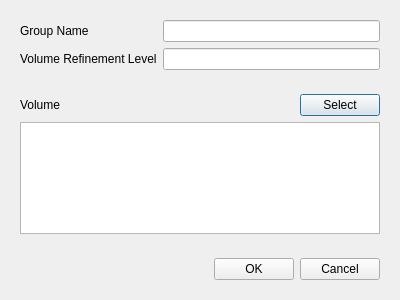
This is baramMesh/view/castellation/volume_refinement_dialog.ui in nextfoam/baram as Qt 5 draws it before an edit. The edited form follows.
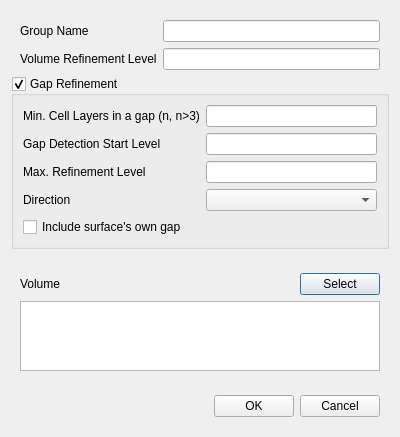
This is the edited form. Custom widgets are drawn as their Qt base class.

Commit message: Issue baram#494 Castellation volume refinemet에 gap refinement 추가

The edit to the form file:
```diff
--- a/baramMesh/view/castellation/volume_refinement_dialog.ui
+++ b/baramMesh/view/castellation/volume_refinement_dialog.ui
@@ -7,7 +7,7 @@
     <x>0</x>
     <y>0</y>
     <width>400</width>
-    <height>300</height>
+    <height>435</height>
    </rect>
   </property>
   <property name="windowTitle">
@@ -43,6 +43,65 @@
      </layout>
     </widget>
    </item>
+   <item>
+    <widget class="QGroupBox" name="gapRefinement">
+     <property name="title">
+      <string>Gap Refinement</string>
+     </property>
+     <property name="checkable">
+      <bool>true</bool>
+     </property>
+     <layout class="QFormLayout" name="formLayout_2">
+      <item row="0" column="0">
+       <widget class="QLabel" name="label_3">
+        <property name="text">
+         <string>Min. Cell Layers in a gap (n, n&gt;3)</string>
+        </property>
+       </widget>
+      </item>
+      <item row="0" column="1">
+       <widget class="QLineEdit" name="minCellLayers"/>
+      </item>
+      <item row="1" column="0">
+       <widget class="QLabel" name="label_5">
+        <property name="text">
+         <string>Gap Detection Start Level</string>
+        </property>
+       </widget>
+      </item>
+      <item row="1" column="1">
+       <widget class="QLineEdit" name="detectionStartLevel"/>
+      </item>
+      <item row="2" column="0">
+       <widget class="QLabel" name="label_6">
+        <property name="text">
+         <string>Max. Refinement Level</string>
+        </property>
+       </widget>
+      </item>
+      <item row="2" column="1">
+       <widget class="QLineEdit" name="maxRefinementLevel"/>
+      </item>
+      <item row="3" column="0">
+       <widget class="QLabel" name="label_7">
+        <property name="text">
+         <string>Direction</string>
+        </property>
+       </widget>
+      </item>
+      <item row="3" column="1">
+       <widget class="EnumComboBox" name="direction"/>
+      </item>
+      <item row="4" column="0" colspan="2">
+       <widget class="QCheckBox" name="gapSelf">
+        <property name="text">
+         <string>Include surface's own gap</string>
+        </property>
+       </widget>
+      </item>
+     </layout>
+    </widget>
+   </item>
    <item>
     <widget class="QWidget" name="widget_3" native="true">
      <layout class="QVBoxLayout" name="verticalLayout_2">
@@ -133,6 +192,13 @@
    </item>
   </layout>
  </widget>
+ <customwidgets>
+  <customwidget>
+   <class>EnumComboBox</class>
+   <extends>QComboBox</extends>
+   <header>widgets.enum_combo_box</header>
+  </customwidget>
+ </customwidgets>
  <resources/>
  <connections/>
 </ui>
```
The commit also changes 6 other files.
